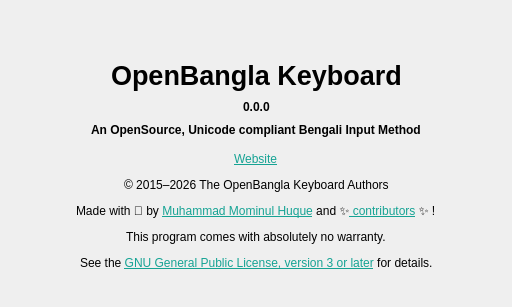
Qt form src/frontend/AboutDialog.ui (hasanmuammar/OpenBangla-Keyboard-Shanti) before a commit.
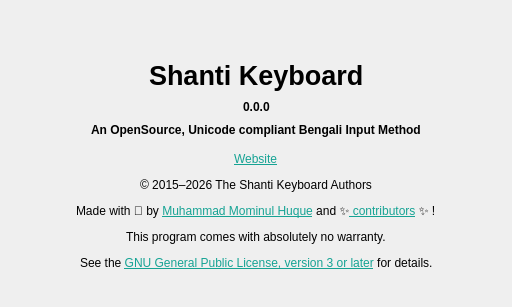
The same form after that commit. Icons and pictures are not drawn.

Commit message: Rebrand engines and GUI artifacts to Shanti

Patch:
```diff
--- a/src/frontend/AboutDialog.ui
+++ b/src/frontend/AboutDialog.ui
@@ -109,7 +109,7 @@
         <item>
          <widget class="QLabel" name="label">
           <property name="text">
-           <string>&lt;html&gt;&lt;head/&gt;&lt;body&gt;&lt;p&gt;&lt;span style=&quot; font-size:20pt; font-weight:600;&quot;&gt;OpenBangla Keyboard&lt;/span&gt;&lt;/p&gt;&lt;/body&gt;&lt;/html&gt;</string>
+           <string>&lt;html&gt;&lt;head/&gt;&lt;body&gt;&lt;p&gt;&lt;span style=&quot; font-size:20pt; font-weight:600;&quot;&gt;Shanti Keyboard&lt;/span&gt;&lt;/p&gt;&lt;/body&gt;&lt;/html&gt;</string>
           </property>
          </widget>
         </item>
@@ -269,7 +269,7 @@
         <item>
          <widget class="QLabel" name="label_5">
           <property name="text">
-           <string>&lt;html&gt;&lt;head/&gt;&lt;body&gt;&lt;p&gt;© 2015–2026 The OpenBangla Keyboard Authors&lt;/p&gt;&lt;/body&gt;&lt;/html&gt;</string>
+           <string>&lt;html&gt;&lt;head/&gt;&lt;body&gt;&lt;p&gt;© 2015–2026 The Shanti Keyboard Authors&lt;/p&gt;&lt;/body&gt;&lt;/html&gt;</string>
           </property>
          </widget>
         </item>
```
Left out of the diff: 10 changed lines with no effect on the pictures. The commit also changes 48 other files.
